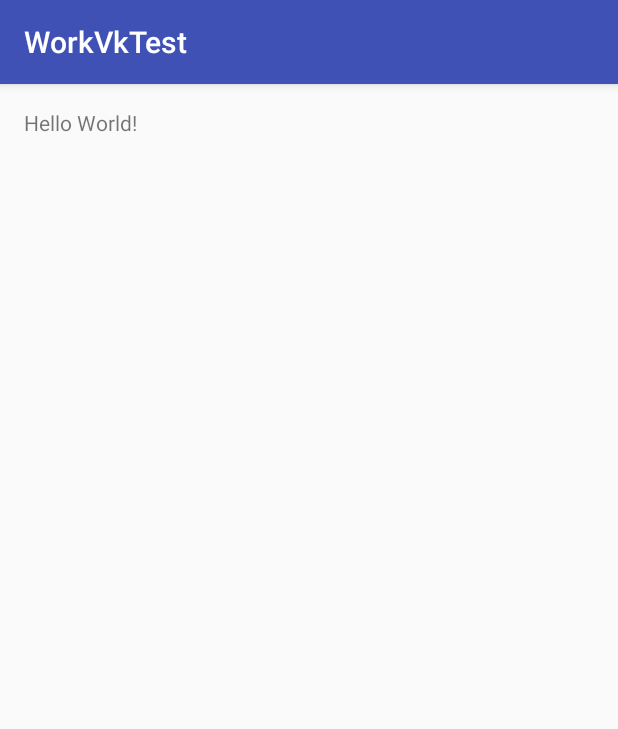
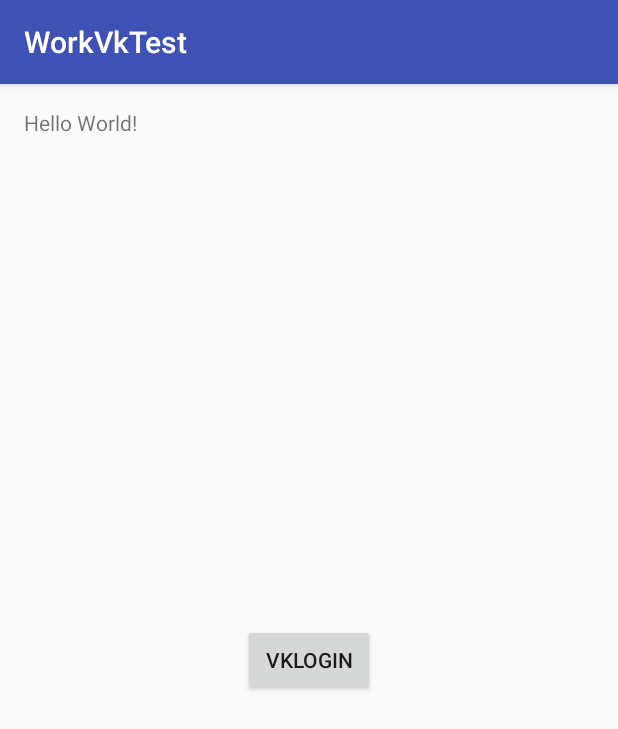
Before and after one commit to maestrovsmaster/workvktest, an Android app: the screen it shows after launch (MainActivity), on a phone screen of 412 x 824 dp. Shown: the top 729 px of the screen. Run offline under Robolectric (Android 15) with nearby library versions, the phone set to English and light mode, and no system bars; libraries missing offline, so code that uses them is left out: com.vk.sdk; 3 statements that could not run were skipped.

Commit message:
success login!

```diff
--- a/app/src/main/AndroidManifest.xml
+++ b/app/src/main/AndroidManifest.xml
@@ -5,11 +5,13 @@
     <uses-permission android:name="android.permission.INTERNET" />
 
     <application
+        android:name=".MainApplication"
         android:allowBackup="true"
         android:icon="@mipmap/ic_launcher"
         android:label="@string/app_name"
         android:supportsRtl="true"
         android:theme="@style/AppTheme" >
+
         <activity android:name=".MainActivity" >
             <intent-filter>
                 <action android:name="android.intent.action.MAIN" />
@@ -17,6 +19,10 @@
                 <category android:name="android.intent.category.LAUNCHER" />
             </intent-filter>
         </activity>
+
+        <activity android:name="com.vk.sdk.VKServiceActivity" android:label="ServiceActivity" android:theme="@style/VK.Transparent" />
+
+
     </application>
 
 </manifest>
--- a/app/src/main/java/com/example/workvk/workvktest/MainActivity.java
+++ b/app/src/main/java/com/example/workvk/workvktest/MainActivity.java
@@ -1,9 +1,16 @@
 package com.example.workvk.workvktest;
 
+import android.content.Intent;
 import android.support.v7.app.AppCompatActivity;
 import android.os.Bundle;
 import android.util.Log;
+import android.view.View;
 
+import com.vk.sdk.VKAccessToken;
+import com.vk.sdk.VKCallback;
+import com.vk.sdk.VKScope;
+import com.vk.sdk.VKSdk;
+import com.vk.sdk.api.VKError;
 import com.vk.sdk.util.VKUtil;
 
 public class MainActivity extends AppCompatActivity {
@@ -13,9 +20,42 @@ public class MainActivity extends AppCompatActivity {
         super.onCreate(savedInstanceState);
         setContentView(R.layout.activity_main);
 
-        String[] fingerprints = VKUtil.getCertificateFingerprint(this, this.getPackageName());
+      /*  String[] fingerprints = VKUtil.getCertificateFingerprint(this, this.getPackageName());
         for(int i=0;i<fingerprints.length;i++) {
             Log.d("my", " " + fingerprints[i].toString());
+        }*/
+
+
+        View vkLogin = findViewById(R.id.vkLogin);
+        vkLogin.setOnClickListener(new View.OnClickListener() {
+            @Override
+            public void onClick(View v) {
+                VKSdk.login(MainActivity.this, VKScope.WALL, VKScope.PHOTOS);
+            }
+        });
+
+
+    }
+
+
+
+
+    @Override
+    protected void onActivityResult(int requestCode, int resultCode, Intent data) {
+        if (!VKSdk.onActivityResult(requestCode, resultCode, data, new VKCallback<VKAccessToken>() {
+            @Override
+            public void onResult(VKAccessToken res) {
+// Пользователь успешно авторизовался
+                Log.d("my","success!");
+            }
+            @Override
+            public void onError(VKError error) {
+// Произошла ошибка авторизации (например, пользователь запретил авторизацию)
+                Log.d("my","error!");
+            }
+        })) {
+            super.onActivityResult(requestCode, resultCode, data);
         }
     }
+
 }
--- /dev/null
+++ b/app/src/main/java/com/example/workvk/workvktest/MainApplication.java
@@ -0,0 +1,40 @@
+package com.example.workvk.workvktest;
+
+import android.app.Application;
+
+import com.vk.sdk.VKAccessToken;
+import com.vk.sdk.VKAccessTokenTracker;
+import com.vk.sdk.VKSdk;
+
+/**
+ * Created by Vasily on 16.02.2017.
+ */
+
+public class MainApplication extends Application {
+
+
+
+    @Override
+    public void onCreate() {
+        super.onCreate();
+
+        ///VK
+        VKSdk.initialize(getApplicationContext());
+
+
+
+          vkAccessTokenTracker.startTracking();
+         VKSdk.initialize(this);
+
+    }
+
+
+    VKAccessTokenTracker vkAccessTokenTracker = new VKAccessTokenTracker() {
+        @Override
+        public void onVKAccessTokenChanged(VKAccessToken oldToken, VKAccessToken newToken) {
+            if (newToken == null) {
+// VKAccessToken is invalid
+            }
+        }
+    };
+}
--- a/app/src/main/res/layout/activity_main.xml
+++ b/app/src/main/res/layout/activity_main.xml
@@ -15,4 +15,14 @@
         android:layout_width="wrap_content"
         android:layout_height="wrap_content"
         android:text="Hello World!" />
+
+    <Button
+        android:text="vkLogin"
+        android:layout_width="wrap_content"
+        android:layout_height="wrap_content"
+        android:id="@+id/vkLogin"
+        android:layout_centerVertical="true"
+        android:layout_centerHorizontal="true" />
+
+
 </RelativeLayout>
--- a/app/src/main/res/values/dimens.xml
+++ b/app/src/main/res/values/dimens.xml
@@ -2,4 +2,6 @@
     <!-- Default screen margins, per the Android Design guidelines. -->
     <dimen name="activity_horizontal_margin">16dp</dimen>
     <dimen name="activity_vertical_margin">16dp</dimen>
+
+    <integer name="com_vk_sdk_AppId">5879803</integer>
 </resources>
```
